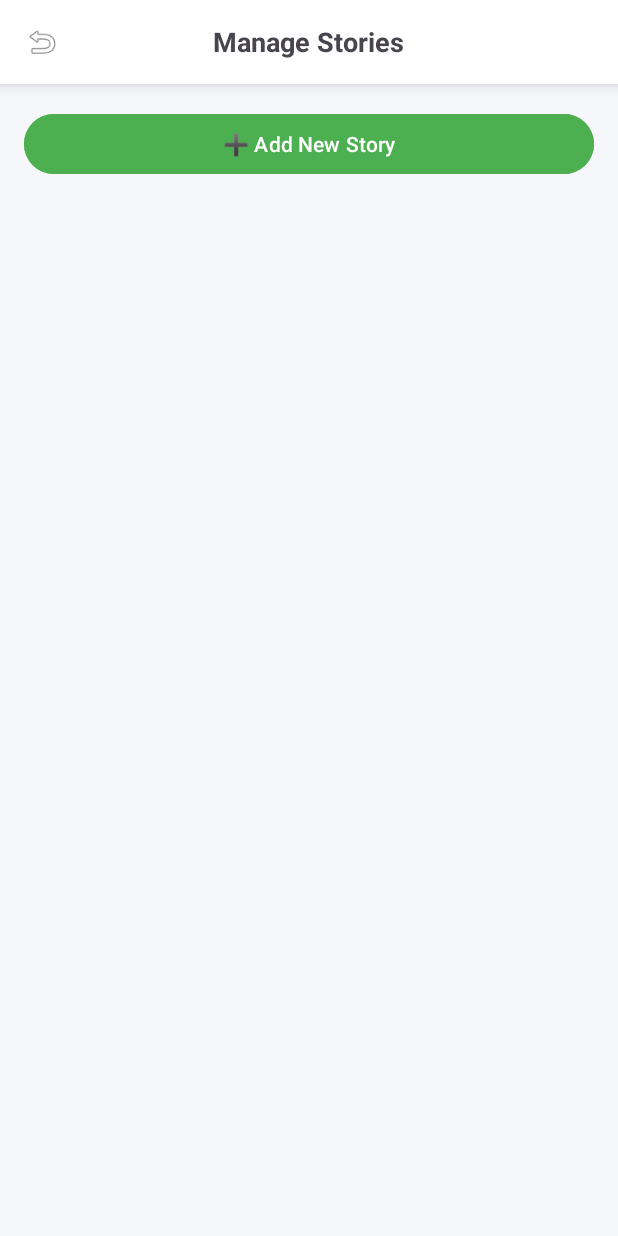
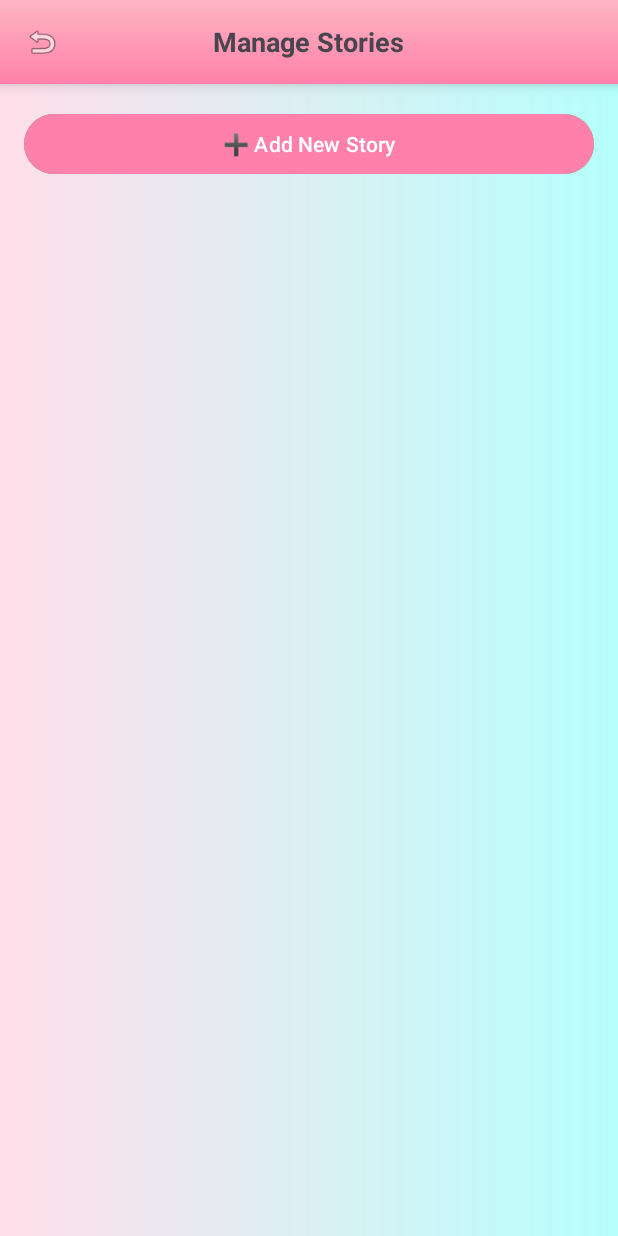
Before and after one commit to wezlou/Thesis-HIS, an Android app: the ManageStoriesActivity screen opened directly, with no data from a screen before it, on a phone screen of 412 x 824 dp. Run offline under Robolectric (Android 15) with nearby library versions, the light colour scheme and no system bars; our stand-ins replace Firebase (no records; nobody signed in at launch, a user with empty details on screens opened directly); pictures from the network do not load.

Commit message:
change color on story management

```diff
--- a/app/src/main/java/com/example/holyinfantschool/ManageStoriesActivity.java
+++ b/app/src/main/java/com/example/holyinfantschool/ManageStoriesActivity.java
@@ -1,10 +1,13 @@
 package com.example.holyinfantschool;
 
 import android.content.Intent;
+import android.content.res.ColorStateList;
+import android.graphics.Color;
 import android.net.Uri;
 import android.os.Bundle;
 import android.view.View;
 import android.widget.*;
+
 import androidx.appcompat.app.AlertDialog;
 import androidx.appcompat.app.AppCompatActivity;
 
@@ -17,7 +20,6 @@ import java.util.Map;
 
 public class ManageStoriesActivity extends AppCompatActivity {
 
-    // Form Views
     private EditText inputTitle, inputContent;
     private Spinner categorySpinner;
     private Button uploadImageBtn, saveStoryBtn, addStoryBtn, cancelBtn;
@@ -26,10 +28,8 @@ public class ManageStoriesActivity extends AppCompatActivity {
     private ProgressBar uploadProgress;
     private TextView uploadNote;
 
-    // Firebase
     private FirebaseFirestore db;
 
-    // State
     private String uploadedImageUrl = null;
     private String editingStoryId = null;
 
@@ -42,10 +42,8 @@ public class ManageStoriesActivity extends AppCompatActivity {
         super.onCreate(savedInstanceState);
         setContentView(R.layout.activity_manage_stories);
 
-        // Firebase
         db = FirebaseFirestore.getInstance();
 
-        // Bind views
         inputTitle = findViewById(R.id.inputTitle);
         inputContent = findViewById(R.id.inputContent);
         categorySpinner = findViewById(R.id.categorySpinner);
@@ -60,35 +58,48 @@ public class ManageStoriesActivity extends AppCompatActivity {
         uploadNote = findViewById(R.id.uploadNote);
         backBtn = findViewById(R.id.backBtn);
 
-        // Spinner
+        // 🌸 Candy background
+        getWindow().getDecorView().setBackgroundColor(
+                getResources().getColor(R.color.candy_bg)
+        );
+
+        // 🍬 Buttons
+        addStoryBtn.setBackgroundTintList(ColorStateList.valueOf(
+                getResources().getColor(R.color.candy_pink)));
+        addStoryBtn.setTextColor(Color.WHITE);
+
+        saveStoryBtn.setBackgroundTintList(ColorStateList.valueOf(
+                getResources().getColor(R.color.candy_dark)));
+        saveStoryBtn.setTextColor(Color.WHITE);
+
+        uploadImageBtn.setBackgroundTintList(ColorStateList.valueOf(Color.WHITE));
+        uploadImageBtn.setTextColor(
+                getResources().getColor(R.color.candy_pink_dark));
+
+        cancelBtn.setBackgroundTintList(ColorStateList.valueOf(Color.LTGRAY));
+        cancelBtn.setTextColor(Color.DKGRAY);
+
         categorySpinner.setAdapter(new ArrayAdapter<>(
                 this,
                 android.R.layout.simple_spinner_dropdown_item,
                 categories
         ));
 
-        // Back
         backBtn.setOnClickListener(v -> finish());
 
-        // Add Story button
         addStoryBtn.setOnClickListener(v -> {
             storyForm.setVisibility(View.VISIBLE);
             addStoryBtn.setVisibility(View.GONE);
         });
 
-        // Cancel
         cancelBtn.setOnClickListener(v -> resetForm());
 
-        // Upload Image
         uploadImageBtn.setOnClickListener(v -> pickImage());
 
-        // Save / Update
         saveStoryBtn.setOnClickListener(v -> saveStory());
 
         loadStories();
     }
-
-    // ================= IMAGE PICK =================
 
     private void pickImage() {
         Intent intent = new Intent(Intent.ACTION_GET_CONTENT);
@@ -131,8 +142,6 @@ public class ManageStoriesActivity extends AppCompatActivity {
         }
     }
 
-    // ================= SAVE / UPDATE =================
-
     private void saveStory() {
         String title = inputTitle.getText().toString().trim();
         String content = inputContent.getText().toString().trim();
@@ -173,8 +182,6 @@ public class ManageStoriesActivity extends AppCompatActivity {
         saveStoryBtn.setText("Save Story");
     }
 
-    // ================= LOAD STORIES =================
-
     private void loadStories() {
         storyListContainer.removeAllViews();
 
@@ -191,13 +198,17 @@ public class ManageStoriesActivity extends AppCompatActivity {
     private void addStoryItem(DocumentSnapshot doc) {
         LinearLayout item = new LinearLayout(this);
         item.setOrientation(LinearLayout.VERTICAL);
-        item.setPadding(24, 24, 24, 24);
-        item.setBackgroundResource(android.R.drawable.dialog_holo_light_frame);
+        item.setPadding(32, 32, 32, 32);
+        item.setBackgroundColor(
+                getResources().getColor(R.color.candy_card));
+        item.setElevation(10f);
 
         TextView title = new TextView(this);
         title.setText(doc.getString("title"));
         title.setTextSize(18);
         title.setTypeface(null, android.graphics.Typeface.BOLD);
+        title.setTextColor(
+                getResources().getColor(R.color.candy_pink_dark));
 
         ImageView image = new ImageView(this);
         image.setLayoutParams(new LinearLayout.LayoutParams(
@@ -206,10 +217,15 @@ public class ManageStoriesActivity extends AppCompatActivity {
         Glide.with(this).load(doc.getString("imageUrl")).into(image);
 
         Button editBtn = new Button(this);
-        editBtn.setText("Edit");
+        editBtn.setText("✏️ Edit");
+        editBtn.setBackgroundTintList(ColorStateList.valueOf(
+                getResources().getColor(R.color.candy_pink)));
+        editBtn.setTextColor(Color.WHITE);
 
         Button deleteBtn = new Button(this);
-        deleteBtn.setText("Delete");
+        deleteBtn.setText("🗑 Delete");
+        deleteBtn.setBackgroundTintList(ColorStateList.valueOf(Color.LTGRAY));
+        deleteBtn.setTextColor(Color.DKGRAY);
 
         editBtn.setOnClickListener(v -> editStory(doc));
         deleteBtn.setOnClickListener(v -> deleteStory(doc.getId()));
@@ -221,8 +237,6 @@ public class ManageStoriesActivity extends AppCompatActivity {
 
         storyListContainer.addView(item);
     }
-
-    // ================= EDIT =================
 
     private void editStory(DocumentSnapshot doc) {
         editingStoryId = doc.getId();
@@ -238,8 +252,6 @@ public class ManageStoriesActivity extends AppCompatActivity {
         saveStoryBtn.setText("Update Story");
     }
 
-    // ================= DELETE =================
-
     private void deleteStory(String id) {
         new AlertDialog.Builder(this)
                 .setTitle("Delete Story")
--- a/app/src/main/res/layout/activity_manage_stories.xml
+++ b/app/src/main/res/layout/activity_manage_stories.xml
@@ -2,14 +2,14 @@
 <LinearLayout xmlns:android="http://schemas.android.com/apk/res/android"
     android:layout_width="match_parent"
     android:layout_height="match_parent"
-    android:orientation="vertical"
-    android:background="#F5F7FA">
+    android:background="@drawable/candy_filter_bg"
+    android:orientation="vertical">
 
     <!-- 🔙 TOP BAR -->
     <RelativeLayout
         android:layout_width="match_parent"
         android:layout_height="56dp"
-        android:background="#FFFFFF"
+        android:background="@drawable/topbar_candy"
         android:elevation="6dp"
         android:paddingHorizontal="16dp">
 
@@ -35,8 +35,8 @@
         android:layout_width="match_parent"
         android:layout_height="wrap_content"
         android:layout_margin="16dp"
+        android:backgroundTint="#4CAF50"
         android:text="➕ Add New Story"
-        android:backgroundTint="#4CAF50"
         android:textColor="#FFFFFF" />
 
     <!-- 📝 ADD / EDIT FORM (HIDDEN INITIALLY) -->
@@ -45,11 +45,11 @@
         android:layout_width="match_parent"
         android:layout_height="wrap_content"
         android:layout_margin="16dp"
-        android:orientation="vertical"
-        android:visibility="gone"
         android:background="#FFFFFF"
         android:elevation="8dp"
-        android:padding="16dp">
+        android:orientation="vertical"
+        android:padding="16dp"
+        android:visibility="gone">
 
         <EditText
             android:id="@+id/inputTitle"
@@ -61,10 +61,10 @@
             android:id="@+id/inputContent"
             android:layout_width="match_parent"
             android:layout_height="120dp"
+            android:layout_marginTop="8dp"
+            android:gravity="top"
             android:hint="Story Content"
-            android:gravity="top"
-            android:inputType="textMultiLine"
-            android:layout_marginTop="8dp" />
+            android:inputType="textMultiLine" />
 
         <Spinner
             android:id="@+id/categorySpinner"
@@ -77,56 +77,56 @@
             android:id="@+id/uploadNote"
             android:layout_width="wrap_content"
             android:layout_height="wrap_content"
+            android:layout_marginTop="8dp"
             android:text="📷 Please wait while image uploads..."
+            android:textColor="#888888"
             android:textSize="12sp"
-            android:textColor="#888888"
-            android:visibility="gone"
-            android:layout_marginTop="8dp" />
+            android:visibility="gone" />
 
         <ProgressBar
             android:id="@+id/uploadProgress"
             android:layout_width="wrap_content"
             android:layout_height="wrap_content"
-            android:visibility="gone"
-            android:layout_gravity="center" />
+            android:layout_gravity="center"
+            android:visibility="gone" />
 
         <Button
             android:id="@+id/uploadImageBtn"
             android:layout_width="match_parent"
             android:layout_height="wrap_content"
-            android:text="Upload Image"
-            android:layout_marginTop="8dp" />
+            android:layout_marginTop="8dp"
+            android:text="Upload Image" />
 
         <ImageView
             android:id="@+id/previewImage"
             android:layout_width="match_parent"
             android:layout_height="180dp"
+            android:layout_marginTop="8dp"
             android:scaleType="centerCrop"
-            android:visibility="gone"
-            android:layout_marginTop="8dp" />
+            android:visibility="gone" />
 
         <LinearLayout
             android:layout_width="match_parent"
             android:layout_height="wrap_content"
-            android:orientation="horizontal"
-            android:layout_marginTop="12dp">
+            android:layout_marginTop="12dp"
+            android:orientation="horizontal">
 
             <Button
                 android:id="@+id/saveStoryBtn"
                 android:layout_width="0dp"
                 android:layout_height="wrap_content"
                 android:layout_weight="1"
+                android:backgroundTint="#2196F3"
                 android:text="Save Story"
-                android:backgroundTint="#2196F3"
                 android:textColor="#FFFFFF" />
 
             <Button
                 android:id="@+id/cancelBtn"
                 android:layout_width="0dp"
                 android:layout_height="wrap_content"
+                android:layout_marginStart="8dp"
                 android:layout_weight="1"
-                android:text="Cancel"
-                android:layout_marginStart="8dp" />
+                android:text="Cancel" />
         </LinearLayout>
     </LinearLayout>
 
--- a/app/src/main/res/values/colors.xml
+++ b/app/src/main/res/values/colors.xml
@@ -20,26 +20,27 @@
     <color name="candy_pink_dark">#FF69B4</color>
     <color name="candy_text_soft">#444444</color>
 
-    <!-- Background Colors -->
+    <color name="candy_pink">#FF80AB</color>
+    <color name="candy_dark">#FF4081</color>
+    <color name="candy_bg">#FFF1F6</color>
+    <color name="candy_card">#FFFFFF</color>
+
     <color name="light_gray_bg">#FAFAFA</color>
     <color name="upload_bg">#F5F8FF</color>
     <color name="edittext_bg">#FFFFFF</color>
 
-    <!-- Strokes and Dividers -->
     <color name="divider">#E0E0E0</color>
     <color name="card_stroke">#EEEEEE</color>
     <color name="upload_stroke">#9E9E9E</color>
     <color name="edittext_stroke">#BDBDBD</color>
 
-    <!-- Status Colors -->
     <color name="error_color">#F44336</color>
     <color name="success_color">#4CAF50</color>
 
-    <!-- Add these to your existing colors -->
-    <color name="image_icon">#FF5722</color>  <!-- Orange -->
-    <color name="video_icon">#E91E63</color>  <!-- Pink -->
-    <color name="pdf_icon">#F44336</color>    <!-- Red -->
-    <color name="default_icon">#607D8B</color><!-- Blue Grey -->
+    <color name="image_icon">#FF5722</color>
+    <color name="video_icon">#E91E63</color>
+    <color name="pdf_icon">#F44336</color>
+    <color name="default_icon">#607D8B</color>
 
     <color name="teal_700">#018786</color>
     <color name="purple_500">#9C27B0</color>
```
